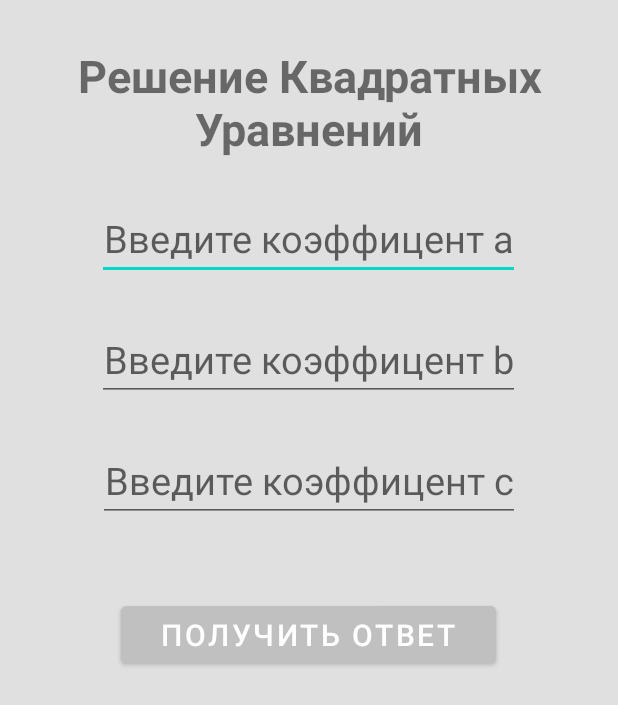
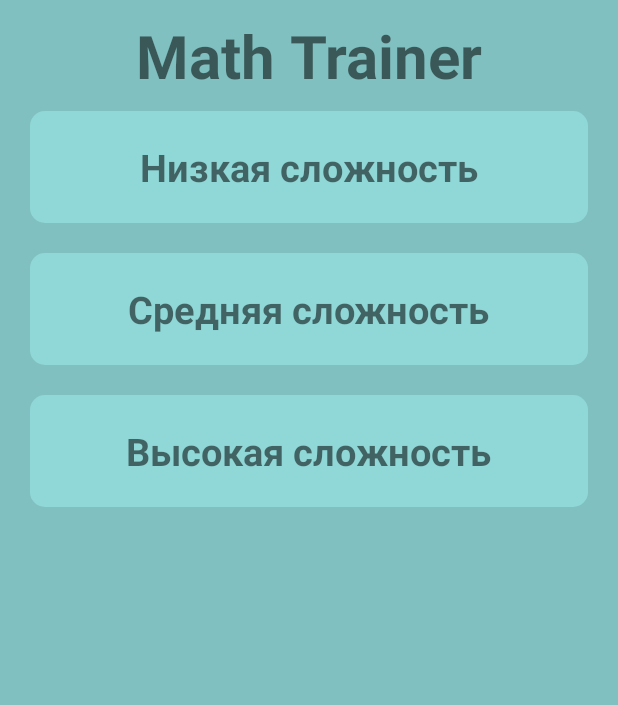
Before and after one commit to Akteon83/IT-School.Android, an Android app: the screen it shows after launch (MainActivity before the commit, MenuActivity after it), on a phone screen of 412 x 824 dp. Shown: the top 705 px of the screen. Run offline under Robolectric (Android 15) with nearby library versions, the phone set to English and light mode, and no system bars; Roboto replaces fonts that are not available here.

Commit message:
Homework 11 is finished and committed!

```diff
--- a/app/build.gradle
+++ b/app/build.gradle
@@ -26,6 +26,10 @@ android {
         sourceCompatibility JavaVersion.VERSION_1_8
         targetCompatibility JavaVersion.VERSION_1_8
     }
+
+    buildFeatures {
+        viewBinding true
+    }
 }
 
 dependencies {
--- /dev/null
+++ b/app/src/main/java/com/example/it_schoolandroid/MenuActivity.java
@@ -0,0 +1,55 @@
+package com.example.it_schoolandroid;
+
+import androidx.appcompat.app.AppCompatActivity;
+
+import android.content.Intent;
+import android.os.Bundle;
+import android.view.View;
+
+import com.example.it_schoolandroid.databinding.ActivityMenuBinding;
+
+public class MenuActivity extends AppCompatActivity {
+
+    private ActivityMenuBinding binding;
+    static int difficulty;
+
+    @Override
+    protected void onCreate(Bundle savedInstanceState) {
+        super.onCreate(savedInstanceState);
+        binding = ActivityMenuBinding.inflate(getLayoutInflater());
+        setContentView(binding.getRoot());
+        NewClickListener listener = new NewClickListener();
+        binding.difficultyLow.setOnClickListener(listener);
+        binding.difficultyMedium.setOnClickListener(listener);
+        binding.difficultyHigh.setOnClickListener(listener);
+    }
+
+    public static int getDifficulty() {
+        return difficulty;
+    }
+
+    class NewClickListener implements View.OnClickListener {
+
+        @Override
+        public void onClick(View view) {
+            switch (view.getId()) {
+                case R.id.difficulty_low:
+                    difficulty = 0;
+                    break;
+                case R.id.difficulty_medium:
+                    difficulty = 1;
+                    break;
+                case R.id.difficulty_high:
+                    difficulty = 2;
+                    break;
+            }
+            Intent intent = new Intent(MenuActivity.this, MainActivity.class);
+            startActivity(intent);
+            closeActivity();
+        }
+    }
+
+    private void closeActivity() {
+        this.finish();
+    }
+}
--- /dev/null
+++ b/app/src/main/res/drawable/frame_style.xml
@@ -0,0 +1,6 @@
+<?xml version="1.0" encoding="utf-8"?>
+<shape xmlns:android="http://schemas.android.com/apk/res/android"
+    android:shape="rectangle">
+    <corners android:radius="10dp"/>
+    <solid android:color="#90D8D8"/>
+</shape>
--- a/app/src/main/res/layout/activity_main.xml
+++ b/app/src/main/res/layout/activity_main.xml
@@ -1,74 +1,119 @@
 <?xml version="1.0" encoding="utf-8"?>
 <LinearLayout xmlns:android="http://schemas.android.com/apk/res/android"
-    xmlns:app="http://schemas.android.com/apk/res-auto"
     xmlns:tools="http://schemas.android.com/tools"
     android:layout_width="match_parent"
     android:layout_height="match_parent"
-    android:background="#E0E0E0"
+    android:background="#80C0C0"
     android:gravity="center_horizontal"
     android:orientation="vertical"
+    android:padding="10dp"
     tools:context=".MainActivity">
 
     <TextView
         android:layout_width="match_parent"
         android:layout_height="wrap_content"
-        android:layout_marginTop="30dp"
-        android:gravity="center_horizontal|top"
-        android:text="Решение Квадратных Уравнений"
-        android:textSize="30sp"
+        android:gravity="center_horizontal"
+        android:text="Math Trainer"
+        android:textSize="40sp"
         android:textStyle="bold" />
 
-    <EditText
-        android:id="@+id/edit_text_a"
-        android:layout_width="wrap_content"
-        android:layout_height="wrap_content"
-        android:layout_marginTop="25dp"
-        android:hint="Введите коэффицент a"
-        android:inputType="numberSigned|numberDecimal"
-        android:singleLine="true"
-        android:textAlignment="center"
-        android:textSize="25sp" />
-
-    <EditText
-        android:id="@+id/edit_text_b"
-        android:layout_width="wrap_content"
-        android:layout_height="wrap_content"
-        android:layout_marginTop="25dp"
-        android:hint="Введите коэффицент b"
-        android:inputType="numberSigned|numberDecimal"
-        android:singleLine="true"
-        android:textAlignment="center"
-        android:textSize="25sp" />
-
-    <EditText
-        android:id="@+id/edit_text_c"
-        android:layout_width="wrap_content"
-        android:layout_height="wrap_content"
-        android:layout_marginTop="25dp"
-        android:hint="Введите коэффицент c"
-        android:inputType="numberSigned|numberDecimal"
-        android:singleLine="true"
-        android:textAlignment="center"
-        android:textSize="25sp" />
-
-    <Button
-        android:id="@+id/get_ans"
-        android:layout_width="250dp"
-        android:layout_height="50dp"
-        android:layout_marginTop="50dp"
-        android:backgroundTint="#C0C0C0"
-        android:onClick="get_ans"
-        android:text="Получить ответ"
-        android:textAlignment="center"
-        android:textSize="20sp" />
-
     <TextView
-        android:id="@+id/answer"
+        android:id="@+id/task"
         android:layout_width="match_parent"
         android:layout_height="wrap_content"
-        android:layout_marginTop="25dp"
-        android:text=""
-        android:textAlignment="center"
-        android:textSize="25sp"
-        android:textStyle="bold" />
+        android:layout_marginTop="10dp"
+        android:gravity="center_horizontal|top"
+        android:text="12 + 7 ="
+        android:textSize="35sp" />
+
+    <LinearLayout
+        android:layout_width="match_parent"
+        android:layout_height="wrap_content"
+        android:layout_marginTop="10dp"
+        android:orientation="horizontal">
+
+        <FrameLayout
+            android:id="@+id/button_1"
+            android:layout_width="wrap_content"
+            android:layout_height="wrap_content"
+            android:layout_margin="10dp"
+            android:layout_weight="1"
+            android:background="@drawable/frame_style"
+            android:paddingVertical="20dp"
+            android:paddingHorizontal="10dp">
+
+            <TextView
+                android:id="@+id/option_1"
+                android:layout_width="wrap_content"
+                android:layout_height="wrap_content"
+                android:layout_gravity="center"
+                android:text="19"
+                android:textSize="35sp"
+                android:textStyle="bold" />
+        </FrameLayout>
+
+        <FrameLayout
+            android:id="@+id/button_2"
+            android:layout_width="wrap_content"
+            android:layout_height="wrap_content"
+            android:layout_margin="10dp"
+            android:layout_weight="1"
+            android:background="@drawable/frame_style"
+            android:paddingVertical="20dp"
+            android:paddingHorizontal="10dp">
+
+            <TextView
+                android:id="@+id/option_2"
+                android:layout_width="wrap_content"
+                android:layout_height="wrap_content"
+                android:layout_gravity="center"
+                android:text="19"
+                android:textSize="35sp"
+                android:textStyle="bold" />
+        </FrameLayout>
+
+        <FrameLayout
+            android:id="@+id/button_3"
+            android:layout_width="wrap_content"
+            android:layout_height="wrap_content"
+            android:layout_margin="10dp"
+            android:layout_weight="1"
+            android:background="@drawable/frame_style"
+            android:paddingVertical="20dp"
+            android:paddingHorizontal="10dp">
+
+            <TextView
+                android:id="@+id/option_3"
+                android:layout_width="wrap_content"
+                android:layout_height="wrap_content"
+                android:layout_gravity="center"
+                android:text="19"
+                android:textSize="35sp"
+                android:textStyle="bold" />
+        </FrameLayout>
+    </LinearLayout>
+
+    <LinearLayout
+        android:layout_width="match_parent"
+        android:layout_height="match_parent"
+        android:orientation="vertical"
+        android:gravity="center_horizontal|bottom" >
+
+        <TextView
+            android:id="@+id/count"
+            android:layout_width="match_parent"
+            android:layout_height="wrap_content"
+            android:gravity="center_horizontal"
+            android:text="Счёт: 0"
+            android:textSize="30sp" />
+
+        <TextView
+            android:id="@+id/timer"
+            android:layout_width="match_parent"
+            android:layout_height="wrap_content"
+            android:gravity="center_horizontal"
+            android:text="00:30"
+            android:textSize="30sp"
+            android:textStyle="bold" />
+    </LinearLayout>
 </LinearLayout>
--- /dev/null
+++ b/app/src/main/res/layout/activity_menu.xml
@@ -0,0 +1,77 @@
+<?xml version="1.0" encoding="utf-8"?>
+<ScrollView xmlns:android="http://schemas.android.com/apk/res/android"
+    xmlns:tools="http://schemas.android.com/tools"
+    android:layout_width="match_parent"
+    android:layout_height="match_parent"
+    android:fillViewport="true">
+
+    <LinearLayout
+        android:layout_width="match_parent"
+        android:layout_height="match_parent"
+        android:background="#80C0C0"
+        android:gravity="center_horizontal"
+        android:orientation="vertical"
+        android:padding="10dp"
+        tools:context=".MenuActivity">
+
+        <TextView
+            android:layout_width="match_parent"
+            android:layout_height="wrap_content"
+            android:gravity="center_horizontal"
+            android:text="Math Trainer"
+            android:textSize="40sp"
+            android:textStyle="bold" />
+
+        <FrameLayout
+            android:id="@+id/difficulty_low"
+            android:layout_width="match_parent"
+            android:layout_height="wrap_content"
+            android:layout_margin="10dp"
+            android:background="@drawable/frame_style"
+            android:padding="20dp">
+
+            <TextView
+                android:layout_width="wrap_content"
+                android:layout_height="wrap_content"
+                android:layout_gravity="center"
+                android:text="Низкая сложность"
+                android:textSize="25sp"
+                android:textStyle="bold" />
+        </FrameLayout>
+
+        <FrameLayout
+            android:id="@+id/difficulty_medium"
+            android:layout_width="match_parent"
+            android:layout_height="wrap_content"
+            android:layout_margin="10dp"
+            android:background="@drawable/frame_style"
+            android:padding="20dp">
+
+            <TextView
+                android:layout_width="wrap_content"
+                android:layout_height="wrap_content"
+                android:layout_gravity="center"
+                android:text="Средняя сложность"
+                android:textSize="25sp"
+                android:textStyle="bold" />
+        </FrameLayout>
+
+        <FrameLayout
+            android:id="@+id/difficulty_high"
+            android:layout_width="match_parent"
+            android:layout_height="wrap_content"
+            android:layout_margin="10dp"
+            android:background="@drawable/frame_style"
+            android:padding="20dp">
+
+            <TextView
+                android:layout_width="wrap_content"
+                android:layout_height="wrap_content"
+                android:layout_gravity="center"
+                android:text="Высокая сложность"
+                android:textSize="25sp"
+                android:textStyle="bold" />
+        </FrameLayout>
+
+    </LinearLayout>
+</ScrollView>
--- a/app/src/main/res/values-night/themes.xml
+++ b/app/src/main/res/values-night/themes.xml
@@ -9,9 +9,9 @@
         <item name="colorSecondary">@color/teal_200</item>
         <item name="colorSecondaryVariant">@color/teal_200</item>
         <item name="colorOnSecondary">@color/black</item>
-        <item name="android:navigationBarColor">@color/black</item>
         <!-- Status bar color. -->
         <item name="android:statusBarColor">?attr/colorPrimaryVariant</item>
         <!-- Customize your theme here. -->
+        <item name="android:navigationBarColor">@color/black</item>
     </style>
 </resources>
--- a/app/src/main/res/values/strings.xml
+++ b/app/src/main/res/values/strings.xml
@@ -1,3 +1,3 @@
 <resources>
-    <string name="app_name">Решатель Квадратных Уравнений</string>
+    <string name="app_name">Math Trainer</string>
 </resources>
--- a/app/src/main/res/values/themes.xml
+++ b/app/src/main/res/values/themes.xml
@@ -9,9 +9,9 @@
         <item name="colorSecondary">@color/teal_200</item>
         <item name="colorSecondaryVariant">@color/teal_700</item>
         <item name="colorOnSecondary">@color/black</item>
-        <item name="android:navigationBarColor">@color/white</item>
         <!-- Status bar color. -->
         <item name="android:statusBarColor">?attr/colorPrimaryVariant</item>
         <!-- Customize your theme here. -->
+        <item name="android:navigationBarColor">@color/white</item>
     </style>
 </resources>
```
Also changed, not shown: app/src/main/AndroidManifest.xml (+9 -1 lines), app/src/main/java/com/example/it_schoolandroid/MainActivity.java (+81 -30 lines), app/src/main/java/com/example/it_schoolandroid/TaskCreator.java (added, +55 -0 lines).
